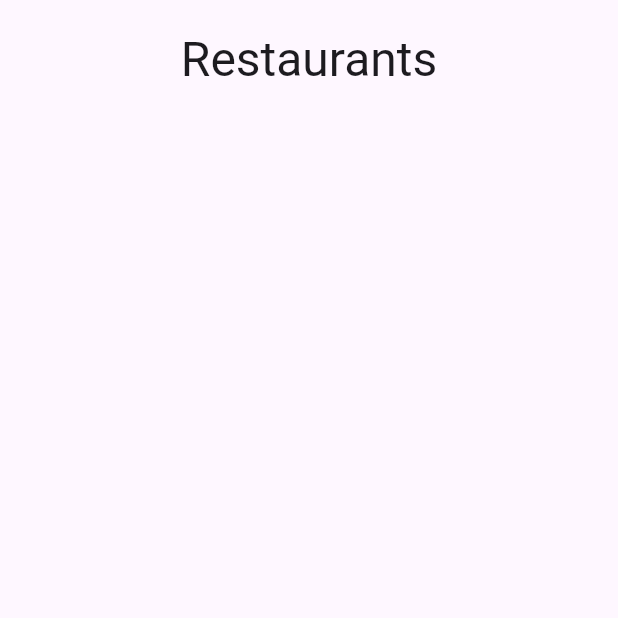
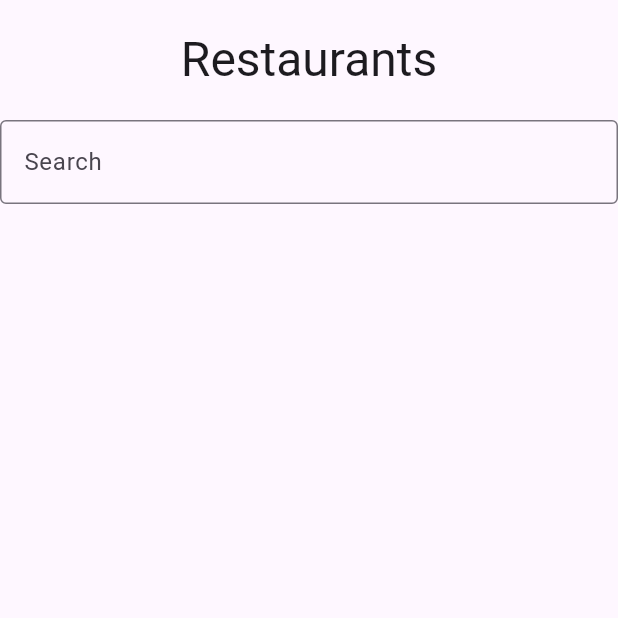
Before and after one commit to ErgiIsmahili/restaurant, a Flutter app: the screen it shows after launch, on a phone screen of 412 x 824 dp, the top half of it. Run offline on Flutter 3.47's test engine with Material 3 defaults, Android fonts, the phone set to English and light mode, and no system bars; our stand-ins replace flutter_riverpod.

Commit message:
F - added simple search text field

```diff
--- a/lib/main.dart
+++ b/lib/main.dart
@@ -38,6 +38,12 @@ class RestaurantListScreen extends ConsumerWidget {
         ),
         toolbarHeight: 80,
       ),
+      body: const TextField(
+        decoration: InputDecoration(
+          hintText: 'Search',
+          border: OutlineInputBorder(),
+        )
+      )
     );
 
   }
```
Lines whose indentation alone changed are shown as unchanged.
